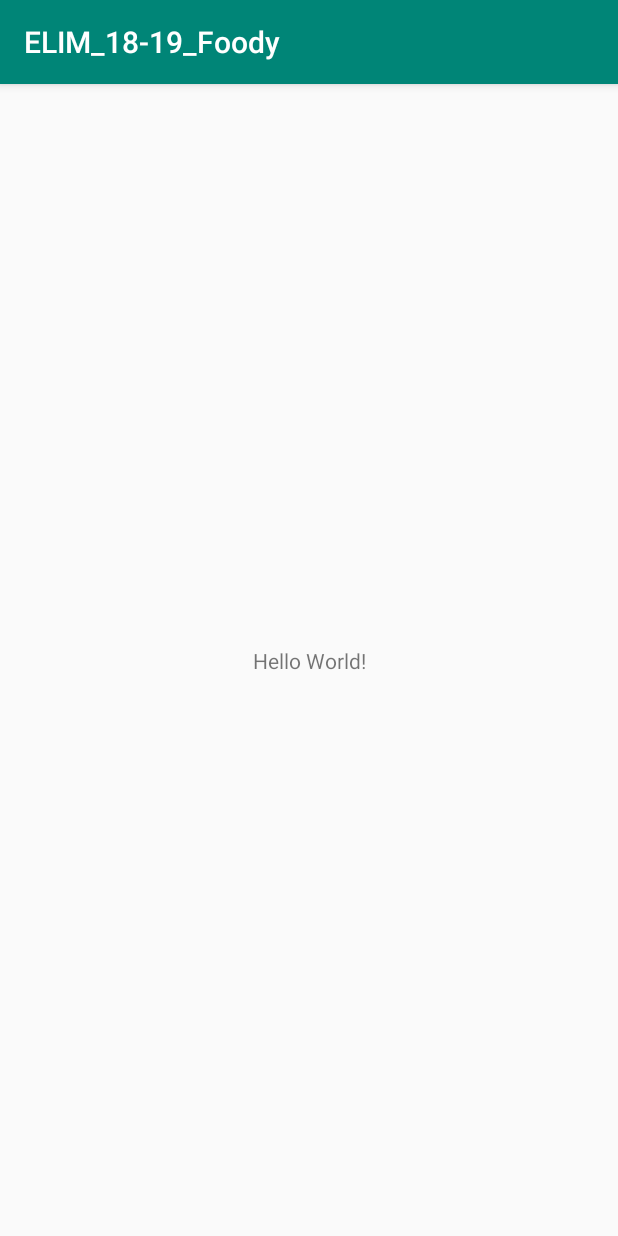
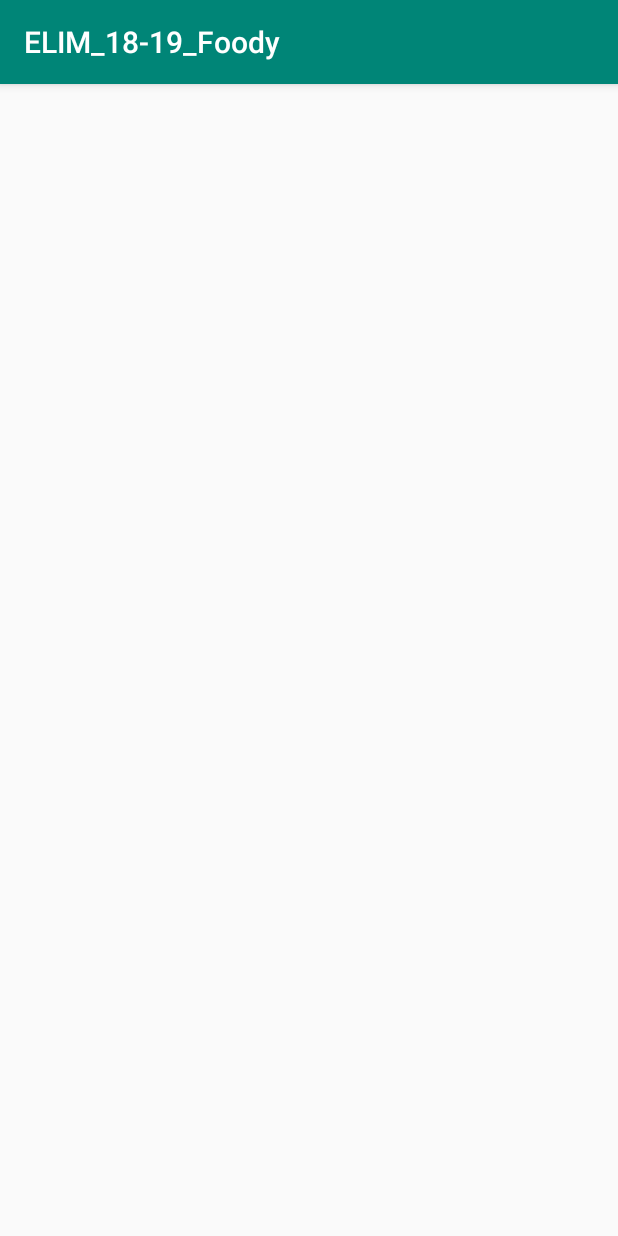
Before and after one commit to fahimbellili/ELIM_18-19_Foody, an Android app: the screen it shows after launch (MainActivity), on a phone screen of 412 x 824 dp. Run offline under Robolectric (Android 15) with nearby library versions, the phone set to English and light mode, and no system bars; libraries missing offline, so code that uses them is left out: com.mindorks.paracamera; 1 statement that could not run was skipped.

Commit message:
Defining strings and relative layout

```diff
--- a/app/build.gradle
+++ b/app/build.gradle
@@ -24,7 +24,7 @@ android {
 
 dependencies {
     implementation fileTree(dir: 'libs', include: ['*.jar'])
-    implementation"org.jetbrains.kotlin:kotlin-stdlib-jdk7:$kotlin_version"
+    implementation "org.jetbrains.kotlin:kotlin-stdlib-jdk7:$kotlin_version"
     implementation 'com.android.support:appcompat-v7:28.0.0'
     implementation 'com.android.support.constraint:constraint-layout:1.1.3'
     testImplementation 'junit:junit:4.12'
@@ -37,5 +37,4 @@ dependencies {
     // Para Camera
     implementation 'com.mindorks:paracamera:0.2.2'
 }
-
 apply plugin: 'com.google.gms.google-services'
--- a/app/src/main/res/layout/activity_main.xml
+++ b/app/src/main/res/layout/activity_main.xml
@@ -1,19 +1,10 @@
 <?xml version="1.0" encoding="utf-8"?>
-<android.support.constraint.ConstraintLayout
-    xmlns:android="http://schemas.android.com/apk/res/android"
-    xmlns:tools="http://schemas.android.com/tools"
-    xmlns:app="http://schemas.android.com/apk/res-auto"
-    android:layout_width="match_parent"
-    android:layout_height="match_parent"
-    tools:context=".MainActivity">
+<RelativeLayout xmlns:android="http://schemas.android.com/apk/res/android"
+                xmlns:app="http://schemas.android.com/apk/res-auto"
+                xmlns:tools="http://schemas.android.com/tools"
+                android:id="@+id/mainLayout"
+                android:layout_width="match_parent"
+                android:layout_height="match_parent"
+                tools:context=".MainActivity">
 
-    <TextView
-        android:layout_width="wrap_content"
-        android:layout_height="wrap_content"
-        android:text="Hello World!"
-        app:layout_constraintBottom_toBottomOf="parent"
-        app:layout_constraintLeft_toLeftOf="parent"
-        app:layout_constraintRight_toRightOf="parent"
-        app:layout_constraintTop_toTopOf="parent" />
-
-</android.support.constraint.ConstraintLayout>
+</RelativeLayout>
--- a/build.gradle
+++ b/build.gradle
@@ -12,7 +12,7 @@ buildscript {
         classpath "org.jetbrains.kotlin:kotlin-gradle-plugin:$kotlin_version"
         // NOTE: Do not place your application dependencies here; they belong
         // in the individual module build.gradle files
-        classpath  'com.google.gms:google-services:4.2.0'
+        classpath 'com.google.gms:google-services:4.2.0'
     }
 }
 
```
Also changed, not shown: app/src/main/res/values/strings.xml (+10 -0 lines).
